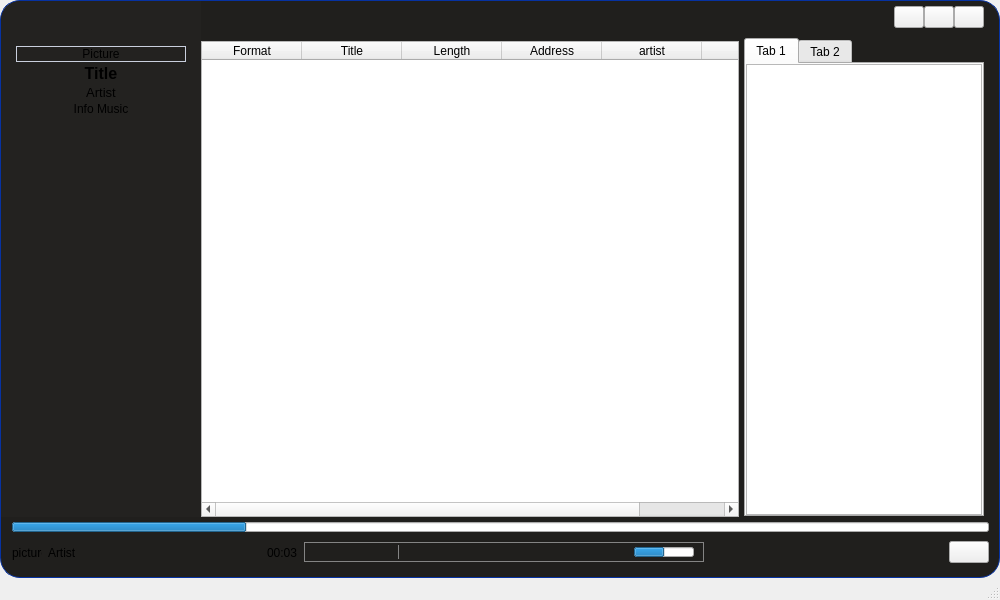
This is home.ui in rivali-13/jukebox as Qt 5 draws it before an edit. The edited form follows.
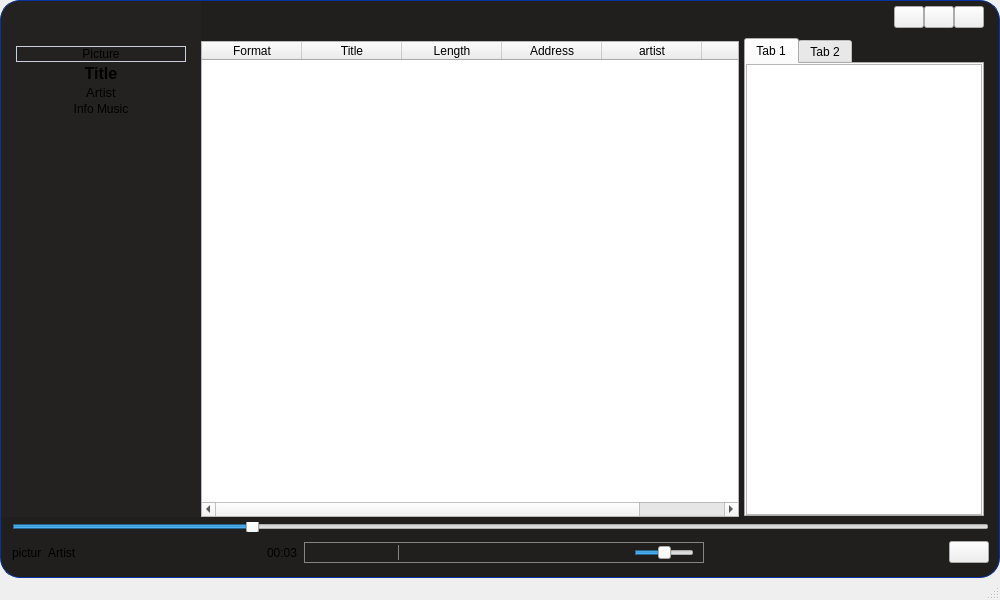
This is the edited form. Icons and pictures are not drawn.

Commit message: set slider ,...

Diff of the .ui file:
```diff
--- a/home.ui
+++ b/home.ui
@@ -587,21 +587,21 @@
          <item>
           <layout class="QVBoxLayout" name="verticalLayout_6">
            <item>
-            <widget class="QProgressBar" name="progressBar">
+            <widget class="QSlider" name="progressBar">
              <property name="maximumSize">
               <size>
                <width>16777215</width>
                <height>10</height>
               </size>
              </property>
+             <property name="styleSheet">
+              <string notr="true"/>
+             </property>
              <property name="value">
               <number>24</number>
              </property>
-             <property name="textVisible">
-              <bool>false</bool>
-             </property>
-             <property name="invertedAppearance">
-              <bool>false</bool>
+             <property name="orientation">
+              <enum>Qt::Orientation::Horizontal</enum>
              </property>
             </widget>
            </item>
@@ -924,18 +924,27 @@
                       </widget>
                      </item>
                      <item>
-                      <widget class="QProgressBar" name="progressBar_2">
+                      <widget class="QSlider" name="volumeSlider">
                        <property name="maximumSize">
                         <size>
                          <width>60</width>
-                         <height>10</height>
+                         <height>20</height>
                         </size>
                        </property>
+                       <property name="toolTip">
+                        <string>Volume</string>
+                       </property>
+                       <property name="minimum">
+                        <number>0</number>
+                       </property>
+                       <property name="maximum">
+                        <number>100</number>
+                       </property>
                        <property name="value">
                         <number>50</number>
                        </property>
-                       <property name="textVisible">
-                        <bool>false</bool>
+                       <property name="orientation">
+                        <enum>Qt::Orientation::Horizontal</enum>
                        </property>
                       </widget>
                      </item>
```
Left out of the diff: 2 changed lines with no effect on the pictures. The commit also changes 2 other files.
